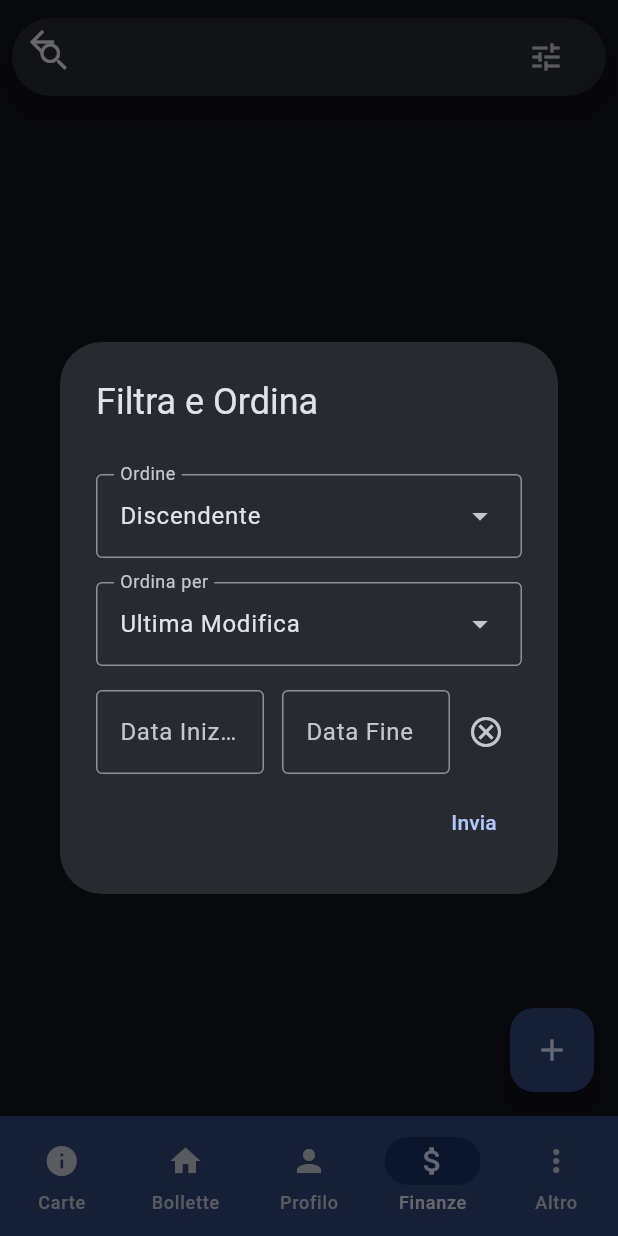
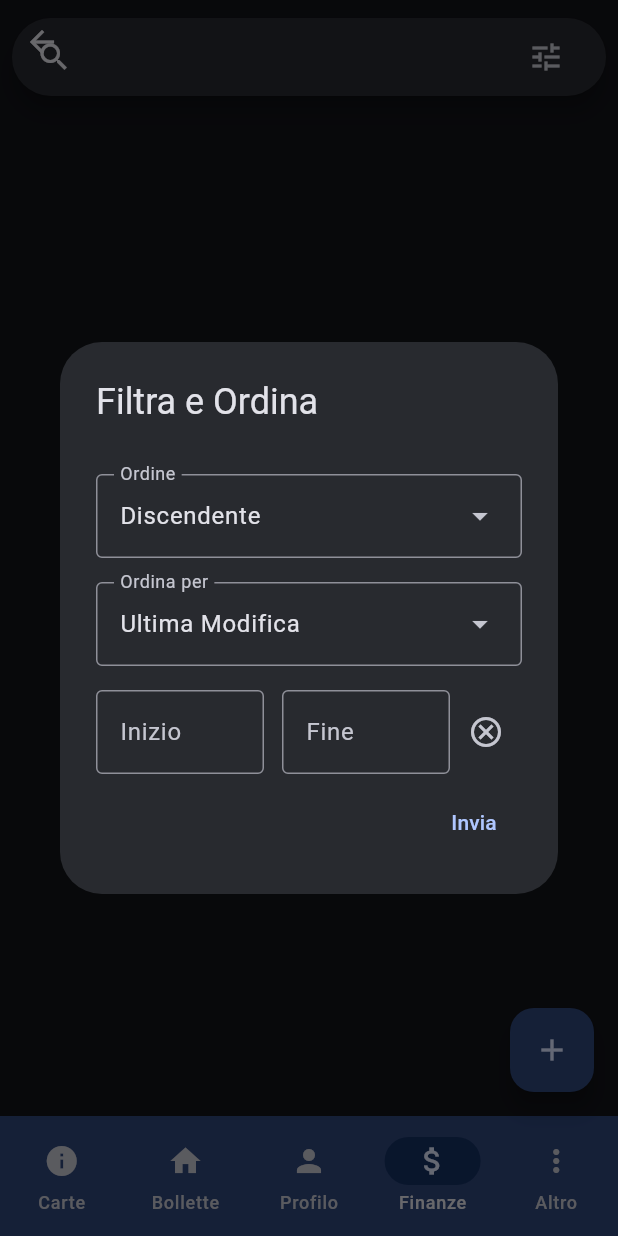
Before and after one commit to LeoneBacciu/file_flow, a Flutter app: the BankPage screen opened directly with empty values, after a tap on the "tune" icon, on a phone screen of 412 x 824 dp. Run offline on Flutter 3.47's test engine with Material 3 defaults, Android fonts, the light colour scheme and no system bars; our stand-ins replace animated_text_kit, community_charts_flutter, connectivity_plus, equatable, file_picker, flutter_bloc and 5 more; missing offline and left inert: cunning_document_scanner, flutter_sharing_intent, google_mlkit_barcode_scanning, google_mlkit_text_recognition, googleapis; statements that could not run were skipped.

Commit message:
Rename range

```diff
--- a/lib/core/components/search/search_date_range.dart
+++ b/lib/core/components/search/search_date_range.dart
@@ -39,7 +39,7 @@ class _SearchDateRangeState extends State<SearchDateRange> {
             controller: startController,
             decoration: const InputDecoration(
               border: OutlineInputBorder(),
-              labelText: 'Data Inizio',
+              labelText: 'Inizio',
             ),
             readOnly: true,
             onTap: () async {
@@ -62,7 +62,7 @@ class _SearchDateRangeState extends State<SearchDateRange> {
           child: TextField(
             controller: endController,
             decoration: const InputDecoration(
-                border: OutlineInputBorder(), labelText: 'Data Fine'),
+                border: OutlineInputBorder(), labelText: 'Fine'),
             readOnly: true,
             onTap: () async {
               final pickedRange = await showDateRangePicker(
```
